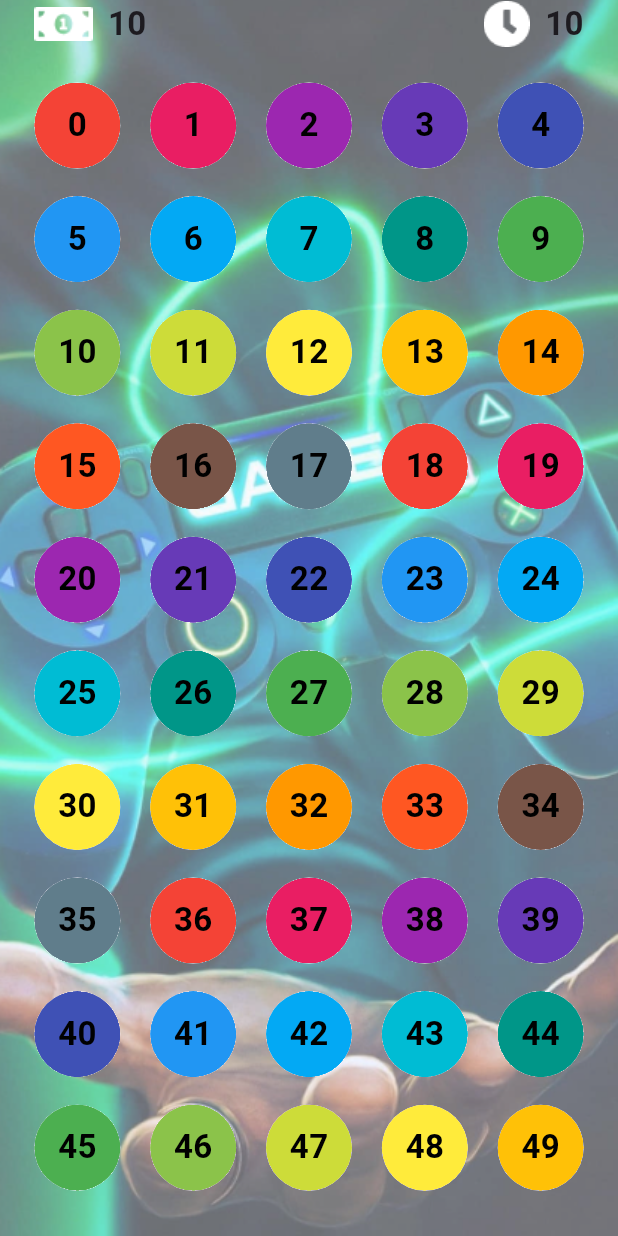
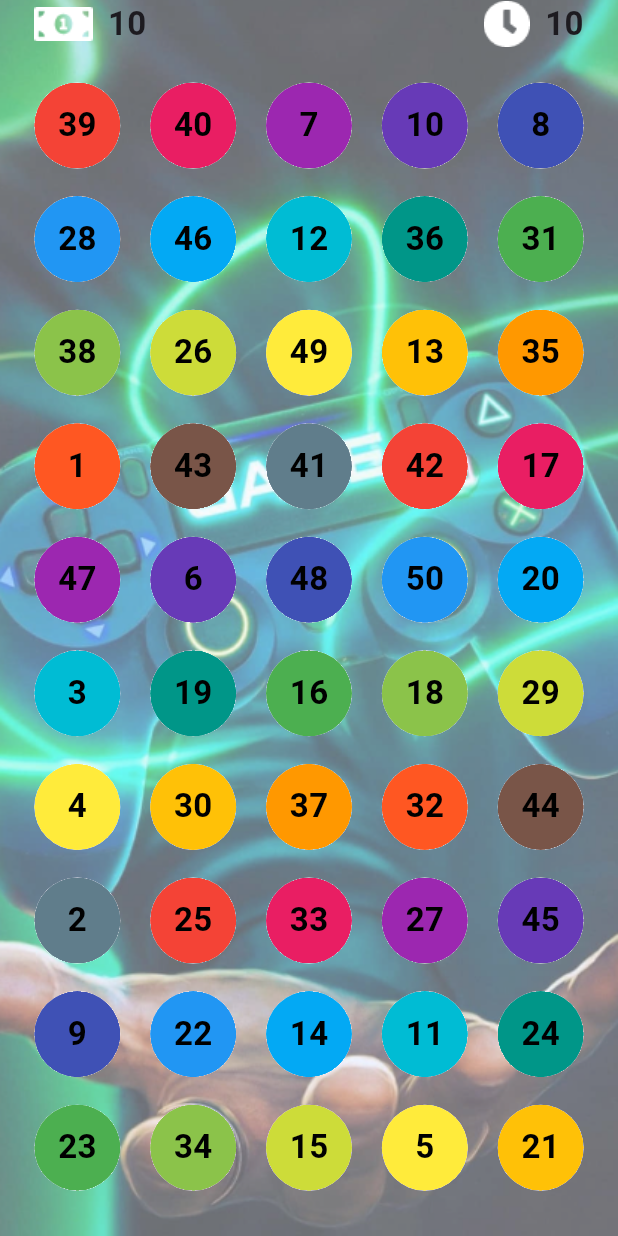
Before and after one commit to khathach699/Game_Number_Pick, a Flutter app: the screen it shows after launch, on a phone screen of 412 x 824 dp. Run offline on Flutter 3.47's test engine with Material 3 defaults, Android fonts, the phone set to English and light mode, and no system bars; our stand-ins replace flutter_screenutil.

Commit message:
add provider

```diff
--- a/lib/src/apps/my_app.dart
+++ b/lib/src/apps/my_app.dart
@@ -1,6 +1,8 @@
 import 'package:flutter/material.dart';
 import 'package:flutter_screenutil/flutter_screenutil.dart';
 import 'package:game_flutter/src/pages/game/game_page.dart';
+import 'package:game_flutter/src/providers/game_provider.dart';
+import 'package:provider/provider.dart';
 
 class MyApp extends StatelessWidget {
   const MyApp({super.key});
@@ -11,7 +13,7 @@ class MyApp extends StatelessWidget {
       designSize: const Size(414, 896),
       minTextAdapt: true,
       splitScreenMode: true,
-      builder: (context, _) {
+      builder: (_, child) {
         return MaterialApp(
           debugShowCheckedModeBanner: false,
           title: 'Game Page',
@@ -19,9 +21,13 @@ class MyApp extends StatelessWidget {
             primarySwatch: Colors.blue,
             textTheme: Theme.of(context).textTheme.apply(fontSizeFactor: 1.sp),
           ),
-          home: const GamePage(),
+          home: child,
         );
       },
+      child: ChangeNotifierProvider(
+        create: (context) => GameProvider(),
+        child: const GamePage(),
+      ),
     );
   }
 }
--- a/lib/src/pages/game/game_page.dart
+++ b/lib/src/pages/game/game_page.dart
@@ -1,11 +1,14 @@
 import 'package:flutter/material.dart';
 import 'package:flutter_screenutil/flutter_screenutil.dart';
+import 'package:game_flutter/src/providers/game_provider.dart';
+import 'package:provider/provider.dart';
 
 class GamePage extends StatelessWidget {
   const GamePage({super.key});
 
   @override
   Widget build(BuildContext context) {
+    final listDate = Provider.of<GameProvider>(context).listNumber;
     return Scaffold(
       body: Container(
         width: 1.sw,
@@ -53,7 +56,7 @@ class GamePage extends StatelessWidget {
                     crossAxisSpacing: 20.w,
                     mainAxisSpacing: 20.h,
                   ),
-                  itemCount: 50,
+                  itemCount: listDate.length,
                   itemBuilder: (BuildContext context, int index) {
                     return Material(
                       shape: CircleBorder(),
@@ -161,7 +164,7 @@ class GamePage extends StatelessWidget {
                           ),
                           child: Center(
                             child: Text(
-                              index.toString(),
+                              listDate[index].toString(),
                               style: TextStyle(
                                 fontSize: 24.sp,
                                 fontWeight: FontWeight.bold,
--- /dev/null
+++ b/lib/src/providers/game_provider.dart
@@ -0,0 +1,5 @@
+import 'package:flutter/material.dart';
+
+class GameProvider extends ChangeNotifier {
+  List<int> listNumber = List.generate(50, (index) => index + 1)..shuffle();
+}
--- a/pubspec.yaml
+++ b/pubspec.yaml
@@ -35,6 +35,7 @@ dependencies:
   # Use with the CupertinoIcons class for iOS style icons.
   cupertino_icons: ^1.0.8
   flutter_screenutil: ^5.9.3
+  provider: ^6.1.2
 
 dev_dependencies:
   flutter_test:
```
Also changed, not shown: pubspec.lock.
